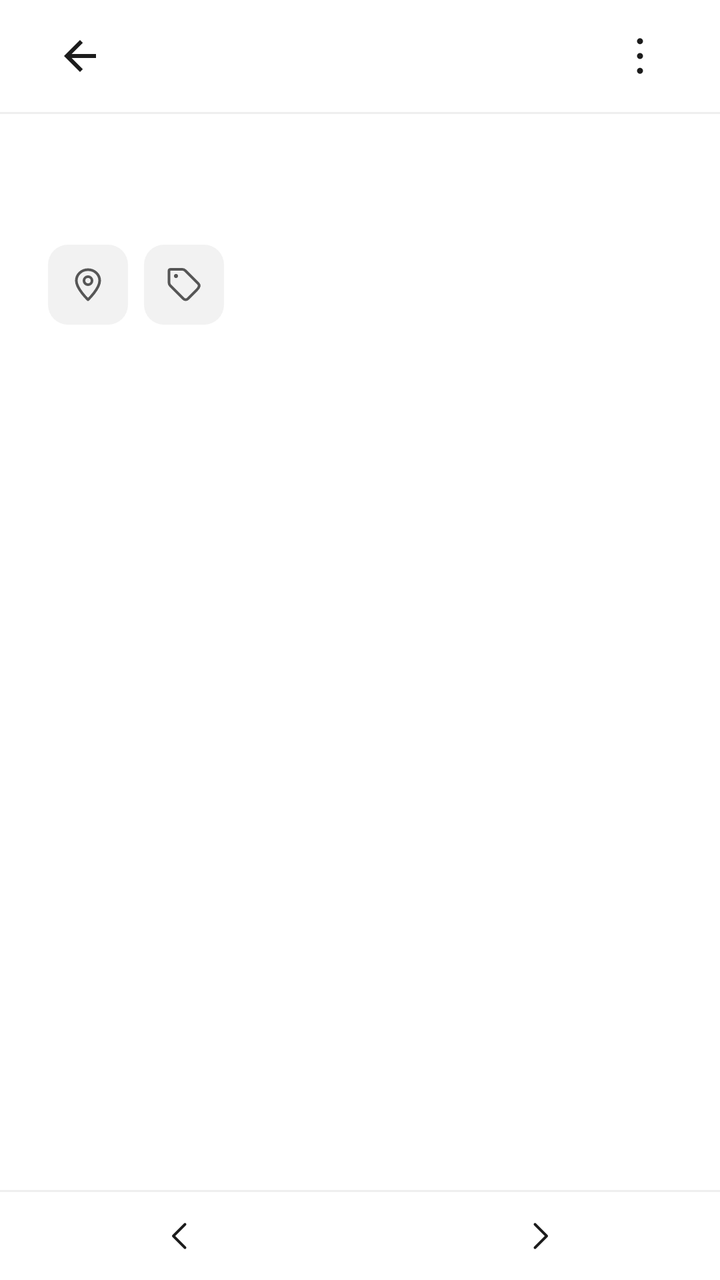
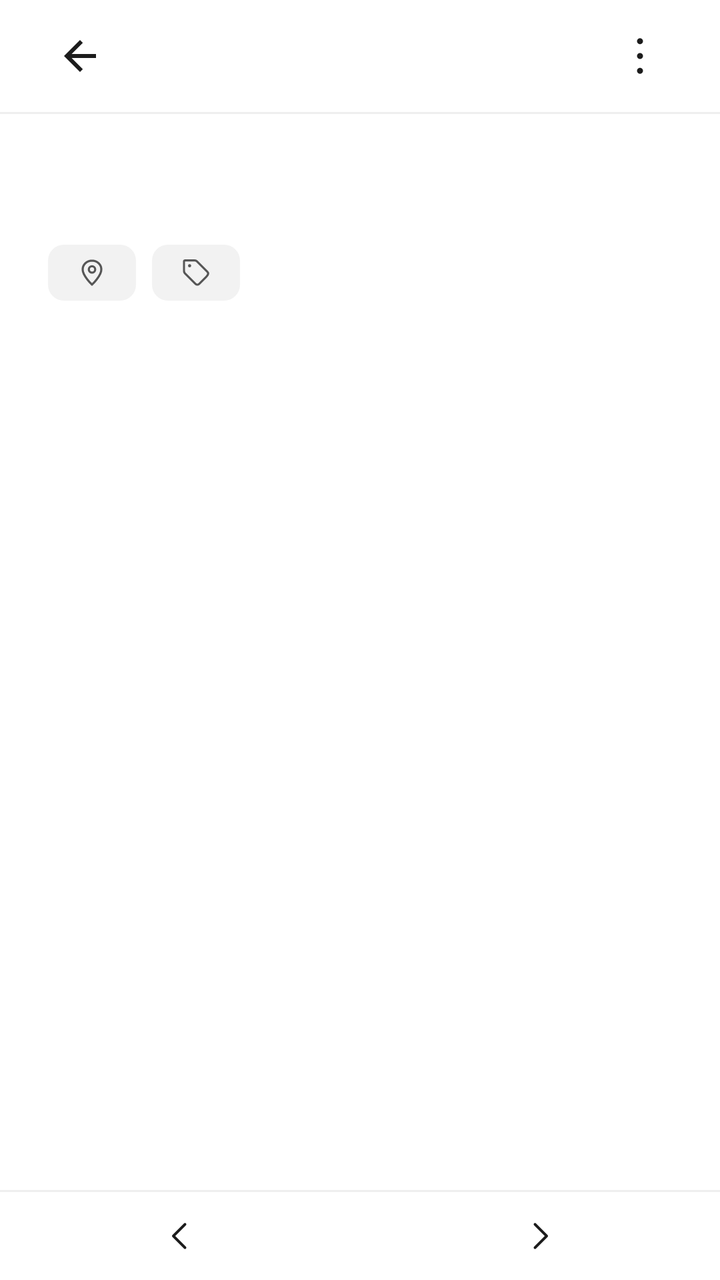

An Android layout rendered at two revisions. The XML below is the earlier revision; the diff shows what the commit changed to produce the second picture.
<!-- AndroidManifest.xml: application theme Theme.WuDiary -->
<!-- res/layout/activity_view_diary.xml -->
<?xml version="1.0" encoding="utf-8"?>
<LinearLayout xmlns:android="http://schemas.android.com/apk/res/android"
    xmlns:app="http://schemas.android.com/apk/res-auto"
    android:layout_width="match_parent"
    android:layout_height="match_parent"
    android:background="@color/background"
    android:orientation="vertical">

    <FrameLayout
        android:layout_width="match_parent"
        android:layout_height="0dp"
        android:layout_weight="1">

        <ScrollView
            android:id="@+id/scrollContent"
            android:layout_width="match_parent"
            android:layout_height="match_parent"
            android:overScrollMode="never"
            android:scrollbars="none">

        <LinearLayout
            android:layout_width="match_parent"
            android:layout_height="wrap_content"
            android:orientation="vertical">

            <FrameLayout
                android:layout_width="match_parent"
                android:layout_height="56dp">

                <ImageButton
                    android:id="@+id/btnClose"
                    android:layout_width="48dp"
                    android:layout_height="48dp"
                    android:layout_gravity="start|center_vertical"
                    android:layout_marginStart="16dp"
                    android:background="?attr/selectableItemBackgroundBorderless"
                    android:contentDescription="@string/back"
                    android:scaleType="centerInside"
                    android:src="@drawable/ic_back"
                    app:tint="@color/text_primary" />

                <LinearLayout
                    android:id="@+id/titleBox"
                    android:layout_width="wrap_content"
                    android:layout_height="wrap_content"
                    android:layout_gravity="center"
                    android:gravity="center"
                    android:orientation="vertical"
                    android:visibility="gone">

                    <TextView
                        android:id="@+id/textTitle"
                        android:layout_width="wrap_content"
                        android:layout_height="wrap_content"
                        android:text="@string/random_review"
                        android:textColor="@color/text_primary"
                        android:textSize="17sp"
                        android:textStyle="bold" />

                    <TextView
                        android:id="@+id/textPosition"
                        android:layout_width="wrap_content"
                        android:layout_height="wrap_content"
                        android:layout_marginTop="2dp"
                        android:textColor="@color/text_secondary"
                        android:textSize="12sp" />
                </LinearLayout>

                <ImageButton
                    android:id="@+id/btnMore"
                    android:layout_width="48dp"
                    android:layout_height="48dp"
                    android:layout_gravity="end|center_vertical"
                    android:layout_marginEnd="16dp"
                    android:background="?attr/selectableItemBackgroundBorderless"
                    android:contentDescription="@string/note_menu"
                    android:scaleType="centerInside"
                    android:src="@drawable/ic_more"
                    app:tint="@color/text_primary" />
            </FrameLayout>

            <View
                android:layout_width="match_parent"
                android:layout_height="1dp"
                android:background="@color/divider" />

            <LinearLayout
                android:layout_width="match_parent"
                android:layout_height="wrap_content"
                android:orientation="vertical"
                android:paddingHorizontal="24dp"
                android:paddingTop="12dp"
                android:paddingBottom="96dp">

                <LinearLayout
                    android:layout_width="match_parent"
                    android:layout_height="wrap_content"
                    android:gravity="bottom"
                    android:orientation="horizontal">

                    <TextView
                        android:id="@+id/textDay"
                        android:layout_width="wrap_content"
                        android:layout_height="wrap_content"
                        android:fontFamily="serif"
                        android:textColor="@color/text_primary"
                        android:textSize="32sp"
                        android:textStyle="bold" />

                    <TextView
                        android:id="@+id/textYear"
                        android:layout_width="wrap_content"
                        android:layout_height="wrap_content"
                        android:layout_marginStart="9dp"
                        android:fontFamily="serif"
                        android:textColor="@color/text_secondary"
                        android:textSize="18sp" />

                </LinearLayout>

                <HorizontalScrollView
                    android:layout_width="match_parent"
                    android:layout_height="wrap_content"
                    android:layout_marginTop="10dp"
                    android:clipToPadding="false"
                    android:scrollbars="none">

                    <LinearLayout
                        android:layout_width="wrap_content"
                        android:layout_height="wrap_content"
                        android:gravity="center_vertical"
                        android:orientation="horizontal">

                        <ImageButton
                            android:id="@+id/btnViewGeo"
                            android:layout_width="40dp"
                            android:layout_height="40dp"
                            android:background="@drawable/bg_icon_tile"
                            android:contentDescription="@string/open_map"
                            android:padding="10dp"
                            android:scaleType="fitCenter"
                            android:src="@drawable/ic_location"
                            app:tint="@color/text_body" />

                        <ImageButton
                            android:id="@+id/btnTags"
                            android:layout_width="40dp"
                            android:layout_height="40dp"
                            android:layout_marginStart="8dp"
                            android:background="@drawable/bg_icon_tile"
                            android:contentDescription="@string/add_tag"
                            android:padding="10dp"
                            android:scaleType="fitCenter"
                            android:src="@drawable/ic_tag"
                            app:tint="@color/text_body" />

                        <LinearLayout
                            android:id="@+id/tagStrip"
                            android:layout_width="wrap_content"
                            android:layout_height="wrap_content"
                            android:layout_marginStart="8dp"
                            android:gravity="center_vertical"
                            android:orientation="horizontal" />
                    </LinearLayout>
                </HorizontalScrollView>

                <HorizontalScrollView
                    android:id="@+id/imageScroll"
                    android:layout_width="match_parent"
                    android:layout_height="wrap_content"
                    android:layout_marginTop="18dp"
                    android:clipToPadding="false"
                    android:scrollbars="none"
                    android:visibility="gone">

                    <LinearLayout
                        android:id="@+id/imageStrip"
                        android:layout_width="wrap_content"
                        android:layout_height="wrap_content"
                        android:orientation="horizontal" />
                </HorizontalScrollView>

                <LinearLayout
                    android:id="@+id/imagePagerBox"
                    android:layout_width="match_parent"
                    android:layout_height="wrap_content"
                    android:layout_marginTop="18dp"
                    android:orientation="vertical"
                    android:visibility="gone">

                    <androidx.recyclerview.widget.RecyclerView
                        android:id="@+id/imagePager"
                        android:layout_width="match_parent"
                        android:layout_height="wrap_content"
                        android:overScrollMode="never" />

                    <LinearLayout
                        android:id="@+id/imageDots"
                        android:layout_width="match_parent"
                        android:layout_height="wrap_content"
                        android:layout_marginTop="8dp"
                        android:gravity="center"
                        android:orientation="horizontal" />
                </LinearLayout>

                <LinearLayout
                    android:id="@+id/imageColumn"
                    android:layout_width="match_parent"
                    android:layout_height="wrap_content"
                    android:layout_marginTop="18dp"
                    android:orientation="vertical"
                    android:visibility="gone" />

                <HorizontalScrollView
                    android:id="@+id/videoScroll"
                    android:layout_width="match_parent"
                    android:layout_height="wrap_content"
                    android:layout_marginTop="12dp"
                    android:clipToPadding="false"
                    android:scrollbars="none"
                    android:visibility="gone">

                    <LinearLayout
                        android:id="@+id/videoStrip"
                        android:layout_width="wrap_content"
                        android:layout_height="wrap_content"
                        android:orientation="horizontal" />
                </HorizontalScrollView>

                <LinearLayout
                    android:id="@+id/videoColumn"
                    android:layout_width="match_parent"
                    android:layout_height="wrap_content"
                    android:layout_marginTop="12dp"
                    android:gravity="center_horizontal"
                    android:orientation="vertical"
                    android:visibility="gone" />

                <TextView
                    android:id="@+id/textContent"
                    android:layout_width="match_parent"
                    android:layout_height="wrap_content"
                    android:layout_marginTop="16dp"
                    android:autoLink="web"
                    android:lineSpacingExtra="6dp"
                    android:linksClickable="true"
                    android:textColor="@color/text_body"
                    android:textSize="17sp" />
            </LinearLayout>
        </LinearLayout>
        </ScrollView>

        <TextView
            android:id="@+id/pullHint"
            android:layout_width="wrap_content"
            android:layout_height="wrap_content"
            android:layout_gravity="top|center_horizontal"
            android:layout_marginTop="12dp"
            android:alpha="0"
            android:background="@drawable/bg_pull_hint"
            android:includeFontPadding="false"
            android:paddingHorizontal="14dp"
            android:paddingVertical="7dp"
            android:text="@string/pull_random_hint"
            android:textColor="@color/text_secondary"
            android:textSize="13sp"
            android:visibility="invisible" />
    </FrameLayout>

    <View
        android:layout_width="match_parent"
        android:layout_height="1dp"
        android:background="@color/divider" />

    <LinearLayout
        android:layout_width="match_parent"
        android:layout_height="44dp"
        android:orientation="horizontal">

        <FrameLayout
            android:layout_width="0dp"
            android:layout_height="match_parent"
            android:layout_weight="1">

            <ImageButton
                android:id="@+id/btnPrev"
                android:layout_width="40dp"
                android:layout_height="40dp"
                android:layout_gravity="center"
                android:background="@drawable/bg_icon_ripple"
                android:contentDescription="@string/prev_note"
                android:padding="10dp"
                android:scaleType="fitCenter"
                android:src="@drawable/ic_chevron_left" />
        </FrameLayout>

        <FrameLayout
            android:layout_width="0dp"
            android:layout_height="match_parent"
            android:layout_weight="1">

            <ImageButton
                android:id="@+id/btnNext"
                android:layout_width="40dp"
                android:layout_height="40dp"
                android:layout_gravity="center"
                android:background="@drawable/bg_icon_ripple"
                android:contentDescription="@string/next_note"
                android:padding="10dp"
                android:scaleType="fitCenter"
                android:src="@drawable/ic_chevron_right" />
        </FrameLayout>
    </LinearLayout>

</LinearLayout>
<!-- resources referenced by this layout -->
<resources>
  <color name="background">#FFFFFF</color>
  <color name="divider">#EFEFEF</color>
  <color name="text_body">#565656</color>
  <color name="text_primary">#1C1C1C</color>
  <color name="text_secondary">#BDBDBD</color>
  <!-- drawable bg_icon_ripple (drawable) -->
  <?xml version="1.0" encoding="utf-8"?>
  <ripple xmlns:android="http://schemas.android.com/apk/res/android"
      android:color="#1A000000">
      <item>
          <shape android:shape="oval">
              <solid android:color="@android:color/transparent" />
          </shape>
      </item>
  </ripple>
  <!-- drawable bg_icon_tile (drawable) -->
  <?xml version="1.0" encoding="utf-8"?>
  <shape xmlns:android="http://schemas.android.com/apk/res/android"
      android:shape="rectangle">
      <solid android:color="#F2F2F2" />
      <corners android:radius="10dp" />
  </shape>
  <!-- drawable bg_pull_hint (drawable) -->
  <?xml version="1.0" encoding="utf-8"?>
  <shape xmlns:android="http://schemas.android.com/apk/res/android"
      android:shape="rectangle">
      <solid android:color="#F2F2F2" />
      <corners android:radius="14dp" />
  </shape>
  <!-- drawable ic_back (drawable) -->
  <?xml version="1.0" encoding="utf-8"?>
  <vector xmlns:android="http://schemas.android.com/apk/res/android"
      android:width="24dp"
      android:height="24dp"
      android:viewportWidth="24"
      android:viewportHeight="24">
      <path
          android:fillColor="#FF000000"
          android:pathData="M20,11H7.83l5.59,-5.59L12,4l-8,8 8,8 1.41,-1.41L7.83,13H20v-2z" />
  </vector>
  <!-- drawable ic_chevron_left (drawable) -->
  <?xml version="1.0" encoding="utf-8"?>
  <vector xmlns:android="http://schemas.android.com/apk/res/android"
      android:width="24dp"
      android:height="24dp"
      android:viewportWidth="24"
      android:viewportHeight="24">
      <path
          android:fillColor="#00000000"
          android:pathData="M15,5 L8,12 L15,19"
          android:strokeColor="#1C1C1C"
          android:strokeLineCap="round"
          android:strokeLineJoin="round"
          android:strokeWidth="1.6" />
  </vector>
  <!-- drawable ic_chevron_right (drawable) -->
  <?xml version="1.0" encoding="utf-8"?>
  <vector xmlns:android="http://schemas.android.com/apk/res/android"
      android:width="24dp"
      android:height="24dp"
      android:viewportWidth="24"
      android:viewportHeight="24">
      <path
          android:fillColor="#00000000"
          android:pathData="M9,5 L16,12 L9,19"
          android:strokeColor="#1C1C1C"
          android:strokeLineCap="round"
          android:strokeLineJoin="round"
          android:strokeWidth="1.6" />
  </vector>
  <string name="add_tag">添加标签</string>
  <string name="back">返回</string>
  <string name="next_note">下一篇</string>
  <string name="note_menu">更多</string>
  <string name="open_map">打开地图</string>
  <string name="prev_note">上一篇</string>
  <string name="pull_random_hint">继续下拉，随机看一篇</string>
  <string name="random_review">随机回顾</string>
  <color name="primary">#1C1C1C</color>
  <color name="surface">#FFFFFF</color>
  <style name="Theme.WuDiary.Dialog" parent="Theme.MaterialComponents.Light.Dialog.Alert">
          <item name="android:windowBackground">@drawable/bg_dialog</item>
          <item name="android:backgroundDimAmount">0.3</item>
          <item name="colorPrimary">@color/primary</item>
          <item name="colorOnPrimary">@android:color/white</item>
          <item name="colorSurface">@color/surface</item>
          <item name="android:textColorPrimary">@color/text_primary</item>
          <item name="android:textColorSecondary">@color/text_secondary</item>
      </style>
  <!-- drawable bg_dialog (drawable) -->
  <?xml version="1.0" encoding="utf-8"?>
  <shape xmlns:android="http://schemas.android.com/apk/res/android"
      android:shape="rectangle">
      <solid android:color="@color/surface" />
      <corners android:radius="22dp" />
  </shape>
  <!-- unchanged entries left out for length: 4 -->
</resources>

<!-- the commit's change to res/layout/activity_view_diary.xml (unified diff, before → after) -->
@@ -133,23 +133,23 @@
 
                         <ImageButton
                             android:id="@+id/btnViewGeo"
-                            android:layout_width="40dp"
-                            android:layout_height="40dp"
+                            android:layout_width="44dp"
+                            android:layout_height="28dp"
                             android:background="@drawable/bg_icon_tile"
                             android:contentDescription="@string/open_map"
-                            android:padding="10dp"
+                            android:padding="6dp"
                             android:scaleType="fitCenter"
                             android:src="@drawable/ic_location"
                             app:tint="@color/text_body" />
 
                         <ImageButton
                             android:id="@+id/btnTags"
-                            android:layout_width="40dp"
-                            android:layout_height="40dp"
+                            android:layout_width="44dp"
+                            android:layout_height="28dp"
                             android:layout_marginStart="8dp"
                             android:background="@drawable/bg_icon_tile"
                             android:contentDescription="@string/add_tag"
-                            android:padding="10dp"
+                            android:padding="6dp"
                             android:scaleType="fitCenter"
                             android:src="@drawable/ic_tag"
                             app:tint="@color/text_body" />
<!-- resource entries referenced after the edit -->
@@ -20,7 +20,7 @@
   <shape xmlns:android="http://schemas.android.com/apk/res/android"
       android:shape="rectangle">
       <solid android:color="#F2F2F2" />
-      <corners android:radius="10dp" />
+      <corners android:radius="8dp" />
   </shape>
   <!-- drawable bg_pull_hint (drawable) -->
   <?xml version="1.0" encoding="utf-8"?>
